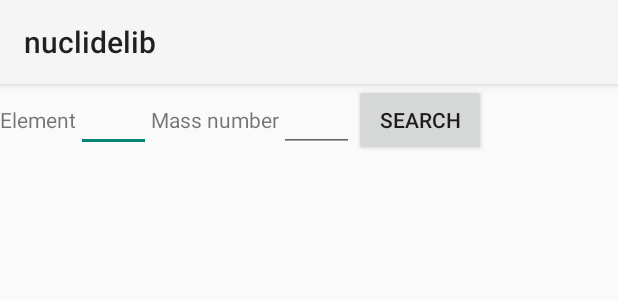
After one commit to sickel/nuclib, an Android app: the layout nuclide.xml on its own in the app's theme, with its tools: preview values and no code run, on a phone screen of 412 x 824 dp. The commit adds this screen. Shown: the top 300 px of the screen. Run offline under Robolectric (Android 15) with nearby library versions, the phone set to English and light mode, and no system bars.

Commit message:
opens activity for nuclide search

```diff
--- /dev/null
+++ b/app/src/main/res/layout/nuclide.xml
@@ -0,0 +1,48 @@
+<?xml version="1.0" encoding="utf-8"?>
+<LinearLayout
+	xmlns:android="http://schemas.android.com/apk/res/android"
+	android:layout_height="wrap_content"
+	android:layout_width="wrap_content"
+	android:orientation="vertical">
+
+	<LinearLayout
+		android:layout_width="fill_parent"
+		android:layout_height="fill_parent"
+		android:orientation="horizontal">
+
+		<TextView
+			android:layout_height="wrap_content"
+			android:layout_width="wrap_content"
+			android:text="@string/element"/>
+
+		<EditText
+			android:layout_height="wrap_content"
+			android:layout_width="50dp"
+			android:ems="10"
+			android:id="@+id/etElement"/>
+
+		<TextView
+			android:layout_height="wrap_content"
+			android:layout_width="wrap_content"
+			android:text="@string/massnumber"/>
+
+		<EditText
+			android:layout_height="wrap_content"
+			android:inputType="number"
+			android:layout_width="50dp"
+			android:ems="10"
+			android:id="@+id/etMassnumber"/>
+
+		<Button
+			android:layout_height="wrap_content"
+			android:layout_width="wrap_content"
+			android:text="@string/search"/>
+
+	</LinearLayout>
+
+	<ListView
+		android:layout_height="wrap_content"
+		android:layout_width="wrap_content"
+		android:id="@+id/lvNuclide"/>
+
+</LinearLayout>
--- a/app/src/main/res/values/strings.xml
+++ b/app/src/main/res/values/strings.xml
@@ -16,4 +16,7 @@
 	<string name="copy_asset_error">Failed to copy asset file: </string>
 	<string name="databaseCopied">database copied</string>
 	<string name="errCreateFolder">could not create folder</string>
-</resources>
+	<string name="nuclide">Nuclide</string>
+	<string name="massnumber">Mass number</string>
+	<string name="element">Element</string>
+	</resources>
```
Also changed, not shown: app/src/main/java/com/mortensickel/nuclidelib/MainActivity.java (+11 -4 lines), app/src/main/java/com/mortensickel/nuclidelib/NuclideSearchActivity.java (added, +23 -0 lines), app/src/main/res/layout/main.xml (+7 -0 lines), 1 other file.
